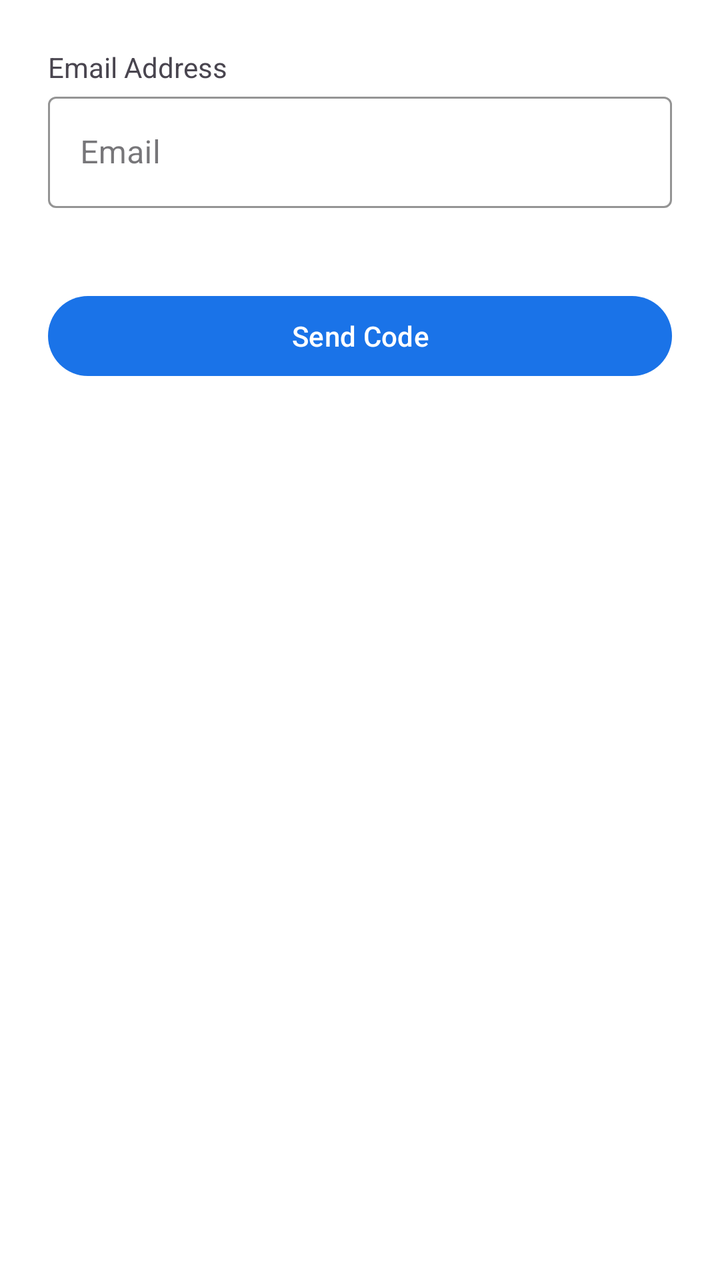
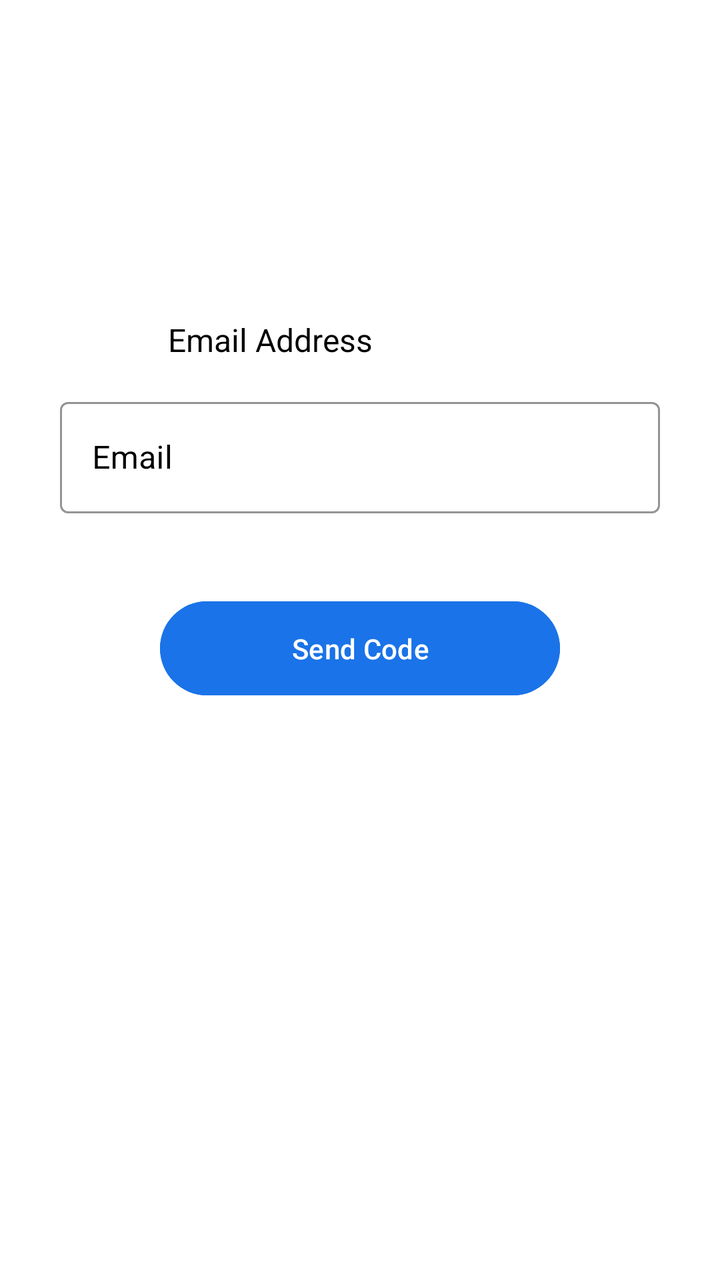

Screens rendered from an Android XML layout before and after an edit, with the pre-edit source and the edit as a unified diff.
<!-- AndroidManifest.xml: application theme Theme.App -->
<!-- res/layout/activity_forget.xml -->
<ScrollView xmlns:android="http://schemas.android.com/apk/res/android"
    xmlns:app="http://schemas.android.com/apk/res-auto"
    android:layout_width="match_parent"
    android:layout_height="match_parent"
    android:background="@android:color/white">

    <LinearLayout
        android:id="@+id/main"
        android:layout_width="match_parent"
        android:layout_height="wrap_content"
        android:orientation="vertical"
        android:padding="24dp"
        android:gravity="center_horizontal">

        <TextView
            android:layout_width="match_parent"
            android:layout_height="wrap_content"
            android:text="@string/email_address" />

        <com.google.android.material.textfield.TextInputLayout
            android:layout_width="match_parent"
            android:layout_height="wrap_content"
            android:hint="@string/email"
            style="@style/Widget.MaterialComponents.TextInputLayout.OutlinedBox"
            app:boxStrokeColor="@android:color/black"
            app:hintTextColor="@android:color/black">

            <com.google.android.material.textfield.TextInputEditText
                android:id="@+id/forget"
                android:layout_width="match_parent"
                android:layout_height="wrap_content"
                android:inputType="textEmailAddress"
                android:autofillHints="emailAddress"
                android:textColor="@android:color/black" />
        </com.google.android.material.textfield.TextInputLayout>

        <Button
            android:id="@+id/otp"
            android:layout_width="match_parent"
            android:layout_height="wrap_content"
            android:layout_marginTop="40dp"
            android:text="@string/send_code" />

    </LinearLayout>

</ScrollView>
<!-- resources referenced by this layout -->
<resources>
  <string name="email">Email</string>
  <string name="email_address">Email Address</string>
  <string name="send_code">Send Code</string>
  <style name="Theme.App" parent="Base.Theme.App" />
  <style name="Base.Theme.App" parent="Theme.Material3.DayNight.NoActionBar">
          <item name="colorPrimary">#1A73E8</item>
  
  
      </style>
</resources>

<!-- the commit's change to res/layout/activity_forget.xml (unified diff, before → after) -->
@@ -10,17 +10,24 @@
         android:layout_height="wrap_content"
         android:orientation="vertical"
         android:padding="24dp"
+        android:layout_marginTop="120dp"
         android:gravity="center_horizontal">
 
         <TextView
+            android:layout_marginStart="30dp"
+            android:padding="15dp"
+            android:textSize="16sp"
             android:layout_width="match_parent"
             android:layout_height="wrap_content"
+            android:textColor="@color/black"
             android:text="@string/email_address" />
 
+        
         <com.google.android.material.textfield.TextInputLayout
-            android:layout_width="match_parent"
+            android:layout_width="300dp"
             android:layout_height="wrap_content"
-            android:hint="@string/email"
+            android:hint="Email"
+            android:textColorHint="@color/black"
             style="@style/Widget.MaterialComponents.TextInputLayout.OutlinedBox"
             app:boxStrokeColor="@android:color/black"
             app:hintTextColor="@android:color/black">
@@ -29,17 +36,16 @@
                 android:id="@+id/forget"
                 android:layout_width="match_parent"
                 android:layout_height="wrap_content"
-                android:inputType="textEmailAddress"
-                android:autofillHints="emailAddress"
-                android:textColor="@android:color/black" />
+                android:textColor="@android:color/black"
+                android:inputType="textEmailAddress"/>
         </com.google.android.material.textfield.TextInputLayout>
-
         <Button
             android:id="@+id/otp"
-            android:layout_width="match_parent"
-            android:layout_height="wrap_content"
+            android:layout_width="200dp"
+            android:layout_height="55dp"
             android:layout_marginTop="40dp"
-            android:text="@string/send_code" />
+            android:text="@string/send_code"
+            android:backgroundTint="#1A73E8" />
 
     </LinearLayout>
 
<!-- resource entries referenced after the edit -->
@@ -1,6 +1,6 @@
 <!-- resources referenced by this layout -->
 <resources>
-  <string name="email">Email</string>
+  <color name="black">#FF000000</color>
   <string name="email_address">Email Address</string>
   <string name="send_code">Send Code</string>
   <style name="Theme.App" parent="Base.Theme.App" />
